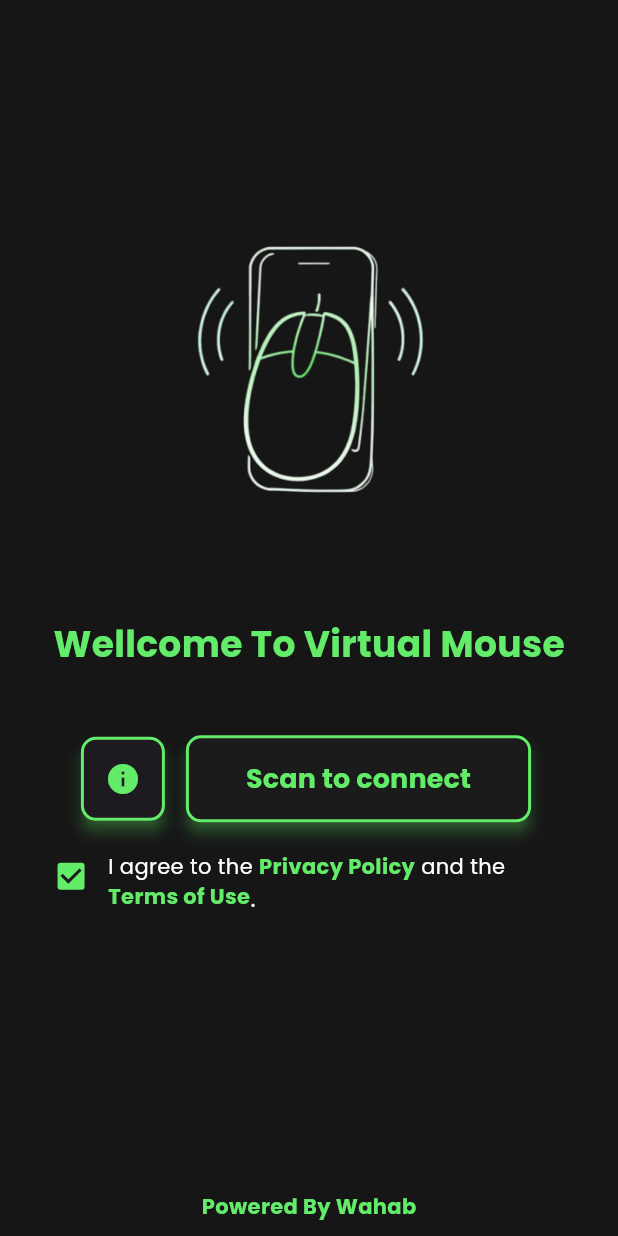
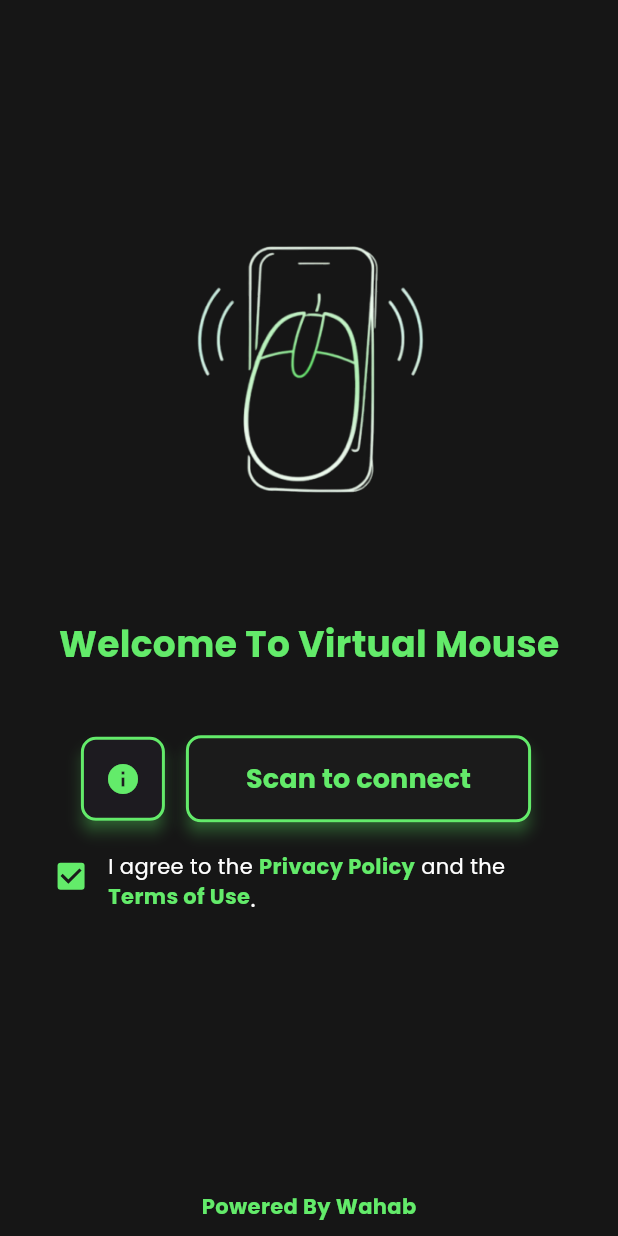
Before and after one commit to victor99099/Virtual-Mouse-Front-End, a Flutter app: the screen it shows after launch, on a phone screen of 412 x 824 dp. Run offline on Flutter 3.47's test engine with Material 3 defaults, Android fonts, the phone set to English and light mode, and no system bars; our stand-ins replace flutter_easyloading, get, google_fonts, google_mobile_ads, permission_handler, sensors_plus; missing offline and left inert: barcode_scan2, flutter_joystick.

Commit message:
Fix google_fonts build on current Flutter and the Welcome typo

```diff
--- a/lib/Views/LandingScreen/LandingPage.dart
+++ b/lib/Views/LandingScreen/LandingPage.dart
@@ -68,7 +68,7 @@ class _LandingPageState extends State<LandingPage>
                 },
               ),
               Text(
-                "Wellcome To Virtual Mouse",
+                "Welcome To Virtual Mouse",
                 style: TextStyle(
                     fontSize: 24,
                     color: currentTheme.primaryColor,
```
Also changed, not shown: pubspec.lock.
